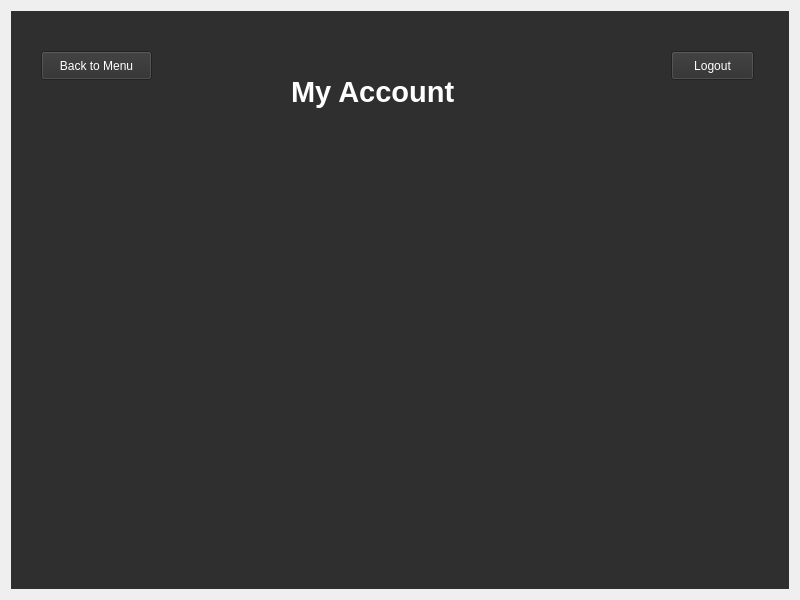
This is EARNClientApp/clientapp.ui in nsmangat/nsmangat-COMP72070-Section1-Group3-EARNBankingSystem as Qt 5 draws it before an edit. The edited form follows.
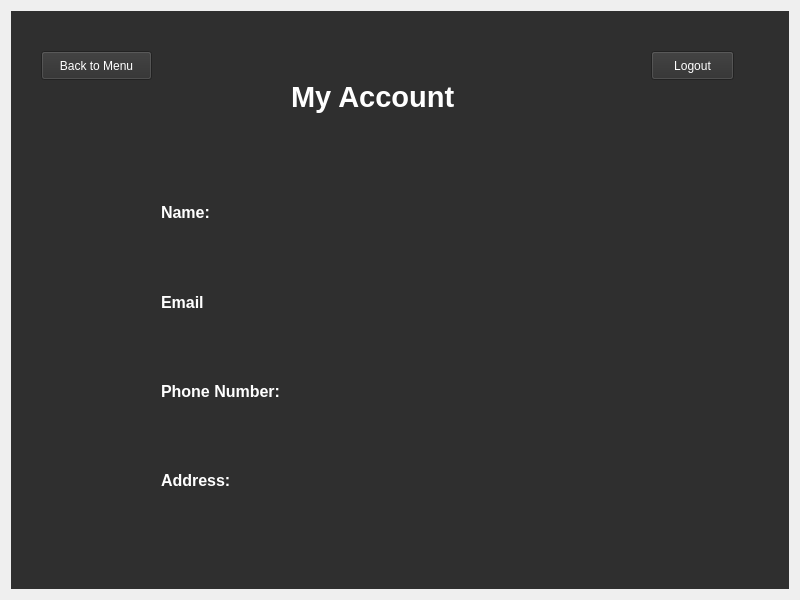
This is the edited form. The open tabs and pages were chosen to show the change.

The edit to the form file:
```diff
--- a/EARNClientApp/clientapp.ui
+++ b/EARNClientApp/clientapp.ui
@@ -14,7 +14,7 @@
    <string>ClientApp</string>
   </property>
   <layout class="QGridLayout" name="gridLayout">
-   <item row="0" column="0">
+   <item row="0" column="1">
     <widget class="QStackedWidget" name="stackedWidget">
      <property name="styleSheet">
       <string notr="true">color:white;</string>
@@ -1013,8 +1013,8 @@
         <rect>
          <x>280</x>
          <y>60</y>
-         <width>211</width>
-         <height>41</height>
+         <width>221</width>
+         <height>51</height>
         </rect>
        </property>
        <property name="font">
@@ -1030,7 +1030,7 @@
       <widget class="QPushButton" name="Logout_pushButton_6">
        <property name="geometry">
         <rect>
-         <x>660</x>
+         <x>640</x>
          <y>40</y>
          <width>83</width>
          <height>29</height>
@@ -1053,6 +1053,118 @@
         <string>Back to Menu</string>
        </property>
       </widget>
+      <widget class="QWidget" name="gridLayoutWidget_2">
+       <property name="geometry">
+        <rect>
+         <x>150</x>
+         <y>160</y>
+         <width>521</width>
+         <height>351</height>
+        </rect>
+       </property>
+       <layout class="QGridLayout" name="gridLayout_3">
+        <item row="5" column="1">
+         <widget class="QLabel" name="Address_label">
+          <property name="font">
+           <font>
+            <pointsize>12</pointsize>
+           </font>
+          </property>
+          <property name="text">
+           <string/>
+          </property>
+         </widget>
+        </item>
+        <item row="4" column="1">
+         <widget class="QLabel" name="PhoneNum_label">
+          <property name="font">
+           <font>
+            <pointsize>12</pointsize>
+           </font>
+          </property>
+          <property name="text">
+           <string/>
+          </property>
+         </widget>
+        </item>
+        <item row="1" column="1">
+         <widget class="QLabel" name="Email_label">
+          <property name="font">
+           <font>
+            <pointsize>12</pointsize>
+           </font>
+          </property>
+          <property name="text">
+           <string/>
+          </property>
+         </widget>
+        </item>
+        <item row="0" column="1">
+         <widget class="QLabel" name="Name_label">
+          <property name="font">
+           <font>
+            <pointsize>12</pointsize>
+           </font>
+          </property>
+          <property name="text">
+           <string/>
+          </property>
+         </widget>
+        </item>
+        <item row="0" column="0">
+         <widget class="QLabel" name="label">
+          <property name="font">
+           <font>
+            <pointsize>12</pointsize>
+            <bold>true</bold>
+           </font>
+          </property>
+          <property name="text">
+           <string>Name:</string>
+          </property>
+         </widget>
+        </item>
+        <item row="1" column="0">
+         <widget class="QLabel" name="label_2">
+          <property name="font">
+           <font>
+            <pointsize>12</pointsize>
+            <bold>true</bold>
+           </font>
+          </property>
+          <property name="text">
+           <string>Email</string>
+          </property>
+         </widget>
+        </item>
+        <item row="4" column="0">
+         <widget class="QLabel" name="label_3">
+          <property name="font">
+           <font>
+            <pointsize>12</pointsize>
+            <bold>true</bold>
+           </font>
+          </property>
+          <property name="text">
+           <string>Phone Number:</string>
+          </property>
+         </widget>
+        </item>
+        <item row="5" column="0">
+         <widget class="QLabel" name="label_4">
+          <property name="font">
+           <font>
+            <pointsize>12</pointsize>
+            <bold>true</bold>
+           </font>
+          </property>
+          <property name="text">
+           <string>Address:</string>
+          </property>
+         </widget>
+        </item>
+       </layout>
+      </widget>
      </widget>
     </widget>
    </item>
```
Left out of the diff: 13 changed lines with no effect on the pictures.
